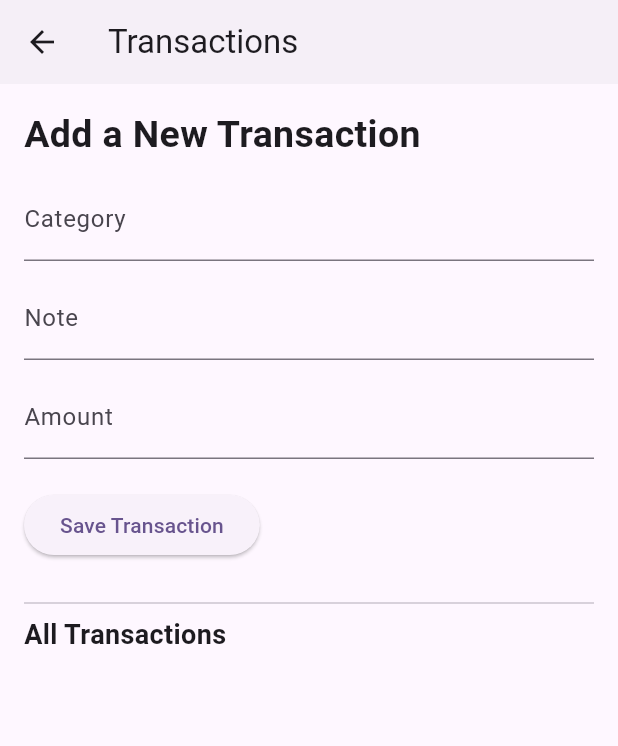
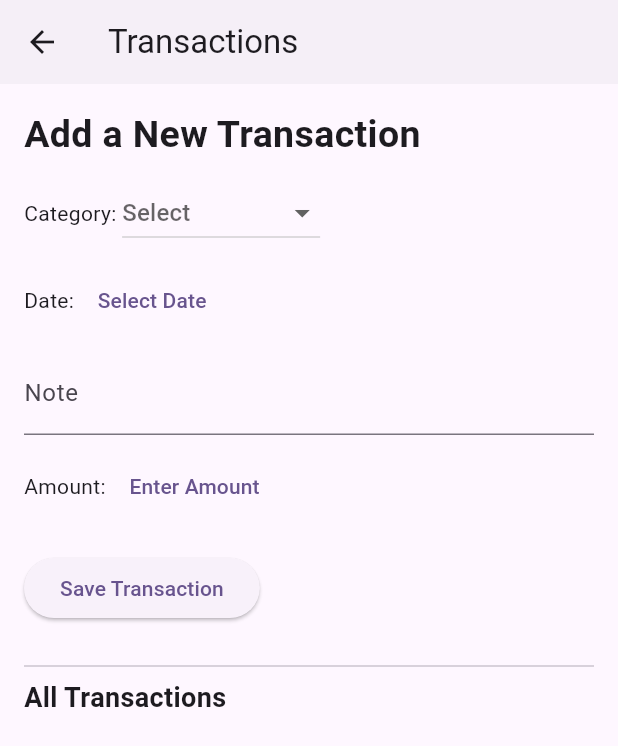
Before and after one commit to Sevara1508/BudgetBuddy-AI, a Flutter app: the Transaction_Screen screen opened directly, after a tap on "Save Transaction", on a phone screen of 412 x 824 dp. Shown: the top 746 px of the screen. Run offline on Flutter 3.47's test engine with Material 3 defaults, Android fonts, the phone set to English and light mode, and no system bars; our stand-ins replace flutter_local_notifications, sqflite, sqflite_common_ffi; accounts and stored records are empty.

Commit message:
added dialogs and pickers

```diff
--- a/lib/pages/transaction_screen.dart
+++ b/lib/pages/transaction_screen.dart
@@ -14,9 +14,13 @@ class _Transaction_ScreenState extends State<Transaction_Screen> {
   final DBHelper _dbHelper = DBHelper();
   List<TransactionModel> _transactions = [];
 
-  final TextEditingController _categoryController = TextEditingController();
   final TextEditingController _noteController = TextEditingController();
-  final TextEditingController _amountController = TextEditingController();
+
+  String? _selectCategory; //in order to select category from picker
+  DateTime? _selectDate; // in order to select date from picker
+  double? _enterAmount; // in order to store amount entered from dialog
+
+  final List<String> _categories = ['Food','Shopping','Utilities','Transportation','Other']; // used in category picker
 
   @override
   void initState() {
@@ -32,17 +36,18 @@ class _Transaction_ScreenState extends State<Transaction_Screen> {
   }
 
   Future<void> _addTransaction() async {
-    final category = _categoryController.text.trim();
     final note = _noteController.text.trim();
-    final amountText = _amountController.text.trim();
+    // using selected values from pickers and dialog
+    final category = _selectCategory;
+    final amount = _enterAmount ?? 0.0;
+    final date = _selectDate ?? DateTime.now();
 
-    if (category.isEmpty || amountText.isEmpty) return;
-
-    final amount = double.tryParse(amountText) ?? 0.0;
+    // if category or amount is invalid, do nothing
+    if (category == null || category.isEmpty || amount <= 0) return;
 
     final newTransaction = TransactionModel(
       category: category,
-      date: DateTime.now().toString(),
+      date: date.toString(), // user can select an actual date instead of saving current date
       note: note,
       amount: amount,
     );
@@ -50,9 +55,14 @@ class _Transaction_ScreenState extends State<Transaction_Screen> {
     try {
       await _dbHelper.insertTransaction(newTransaction);
 
-      _categoryController.clear();
-      _noteController.clear();
-      _amountController.clear();
+      _noteController.clear(); // only clear note field
+
+      // reset the selected values
+      setState(() {
+        _selectCategory = null;
+        _enterAmount = null;
+        _selectDate = null;
+      });
 
       _loadTransact();
 
@@ -71,7 +81,6 @@ class _Transaction_ScreenState extends State<Transaction_Screen> {
       );
     }
   }
-
   @override
   Widget build(BuildContext context) {
     return Scaffold(
@@ -89,35 +98,138 @@ class _Transaction_ScreenState extends State<Transaction_Screen> {
                 'Add a New Transaction',
                 style: TextStyle(fontSize: 25, fontWeight: FontWeight.bold),
               ),
-              //code for each input type
+              //code for each input type (changed to pickers and dialog)
               const SizedBox(height: 10),
-              TextField(
-                controller: _categoryController,
-                decoration: const InputDecoration(
-                  labelText: 'Category',
-                ),
+
+              // create category picker using dropdown
+              Row(
+                children: [
+                  const Text('Category: '),
+                  DropdownButton<String>(
+                    value: _selectCategory,
+                    hint: const Text('Select'),
+                    items: _categories
+                    // to create dropdown items from the categories list
+                        .map((category) => DropdownMenuItem(
+                      value: category,
+                      child: Text(category),
+                    ))
+                        .toList(),
+                    // when user selects a category from dropdown
+                    onChanged: (value) {
+                      setState(() {
+                        _selectCategory = value;
+                      });
+                    },
+                  ),
+                ],
               ),
+
               const SizedBox(height: 10),
+
+              // create date picker
+              Row(
+                children: [
+                  const Text('Date: '),
+                  TextButton(
+                    onPressed: () async {
+                      // open date picker from flutter library
+                      final chosenDate = await showDatePicker(
+                        context: context,
+                        initialDate: DateTime.now(),
+                        firstDate: DateTime(2004),
+                        lastDate: DateTime(2100),
+                      );
+                      // if user selected a date, save it
+                      if (chosenDate != null) {
+                        setState(() {
+                          _selectDate = chosenDate;
+                        });
+                      }
+                    },
+                    // display the selected date or prompt to choose one
+                    child: Text(
+                      _selectDate == null
+                          ? 'Select Date'
+                          : _selectDate!.toString().split(' ')[0],
+                    ),
+                  ),
+                ],
+              ),
+
+
+              const SizedBox(height: 10),
+
+              // keep note so user can enter in any text
               TextField(
                 controller: _noteController,
                 decoration: const InputDecoration(
                   labelText: 'Note',
                 ),
               ),
+
               const SizedBox(height: 10),
-              TextField(
-                controller: _amountController,
-                decoration: const InputDecoration(
-                  labelText: 'Amount',
-                ),
-                keyboardType: TextInputType.number,
+
+              // create amount input dialog
+              Row(
+                children: [
+                  const Text('Amount: '),
+                  TextButton(
+                    onPressed: () async {
+                      final controller = TextEditingController();
+
+                      // show dialog to enter an amount
+                      final result = await showDialog<double>(
+                        context: context,
+                        builder: (context) {
+                          return AlertDialog(
+                            title: const Text('Enter Amount '),
+                            content: TextField(
+                              controller: controller,
+                              keyboardType: TextInputType.number,
+                              decoration:
+                              const InputDecoration(labelText: 'Amount'),
+                            ),
+                            // save button to return the entered amount
+                            actions: [
+                              TextButton(
+                                onPressed: () {
+                                  Navigator.pop(
+                                    context,
+                                    double.tryParse(controller.text) ?? 0.0,
+                                  );
+                                },
+                                child: const Text('Save'), // display "Save" button
+                              ),
+                            ],
+                          );
+                        },
+                      );
+                      // if user entered a valid amount then update it
+                      if (result != null) {
+                        setState(() {
+                          _enterAmount = result;
+                        });
+                      }
+                    },
+                    // display the entered amount or prompt user to enter one
+                    child: Text(
+                      _enterAmount == null
+                          ? 'Enter Amount'
+                          : '\$${_enterAmount!.toStringAsFixed(2)}',
+                    ),
+                  ),
+                ],
               ),
+
+
               const SizedBox(height: 20),
               //button to save transaction
               ElevatedButton(
                 onPressed: _addTransaction,
                 child: const Text('Save Transaction'),
               ),
+
               const SizedBox(height: 20),
               const Divider(),
               const Text(
@@ -125,6 +237,7 @@ class _Transaction_ScreenState extends State<Transaction_Screen> {
                 style: TextStyle(fontSize: 18, fontWeight: FontWeight.bold),
               ),
               const SizedBox(height: 20),
+
               //code for the saved transactions
               ListView.builder(
                 shrinkWrap: true,
```
